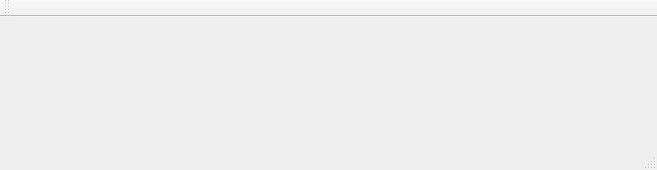
Above: QtTraceClient/UI/MainWindow.ui from cobreti/NyxTraceViewer before the change. Below: the same form after it.
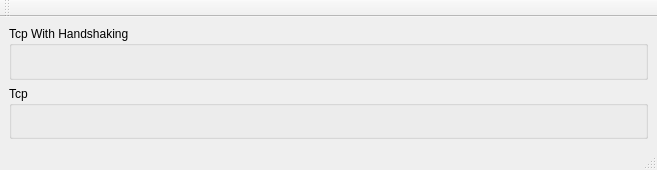
That is the form after the change.

What changed in the file:
```diff
--- a/QtTraceClient/UI/MainWindow.ui
+++ b/QtTraceClient/UI/MainWindow.ui
@@ -16,7 +16,73 @@
   <widget class="QWidget" name="centralwidget">
    <layout class="QVBoxLayout" name="verticalLayout_2">
     <item>
-     <layout class="QVBoxLayout" name="m_ContentLayout"/>
+     <layout class="QVBoxLayout" name="m_ContentLayout">
+      <item>
+       <widget class="QGroupBox" name="TcpWithHandshake">
+        <property name="sizePolicy">
+         <sizepolicy hsizetype="MinimumExpanding" vsizetype="MinimumExpanding">
+          <horstretch>0</horstretch>
+          <verstretch>0</verstretch>
+         </sizepolicy>
+        </property>
+        <property name="title">
+         <string>Tcp With Handshaking</string>
+        </property>
+        <property name="flat">
+         <bool>true</bool>
+        </property>
+        <property name="checkable">
+         <bool>false</bool>
+        </property>
+        <widget class="QWidget" name="verticalLayoutWidget">
+         <property name="geometry">
+          <rect>
+           <x>10</x>
+           <y>10</y>
+           <width>160</width>
+           <height>80</height>
+          </rect>
+         </property>
+         <layout class="QVBoxLayout" name="WithHandshakeGrpLayout">
+          <property name="sizeConstraint">
+           <enum>QLayout::SetMinAndMaxSize</enum>
+          </property>
+         </layout>
+        </widget>
+       </widget>
+      </item>
+      <item>
+       <widget class="QGroupBox" name="TcpWithoutHandshake">
+        <property name="sizePolicy">
+         <sizepolicy hsizetype="MinimumExpanding" vsizetype="MinimumExpanding">
+          <horstretch>0</horstretch>
+          <verstretch>0</verstretch>
+         </sizepolicy>
+        </property>
+        <property name="title">
+         <string>Tcp</string>
+        </property>
+        <property name="flat">
+         <bool>true</bool>
+        </property>
+        <widget class="QWidget" name="verticalLayoutWidget_2">
+         <property name="geometry">
+          <rect>
+           <x>10</x>
+           <y>10</y>
+           <width>160</width>
+           <height>80</height>
+          </rect>
+         </property>
+         <layout class="QVBoxLayout" name="WithoutHandshakeGrpLayout">
+          <property name="sizeConstraint">
+           <enum>QLayout::SetMinAndMaxSize</enum>
+          </property>
+         </layout>
+        </widget>
+       </widget>
+      </item>
+     </layout>
     </item>
    </layout>
   </widget>
```
